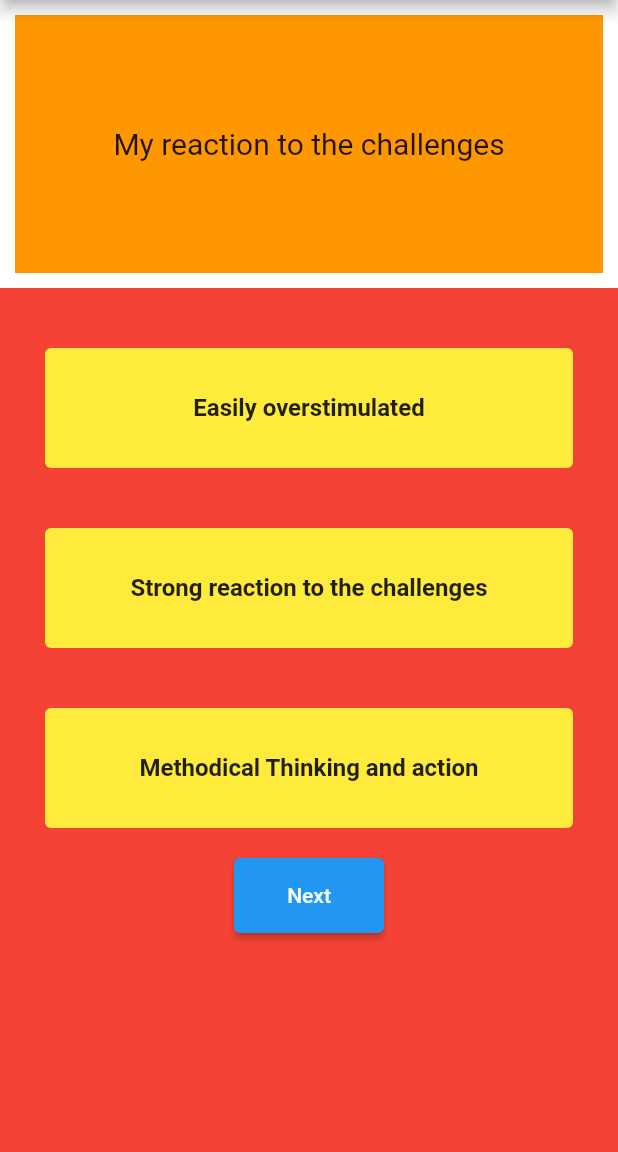
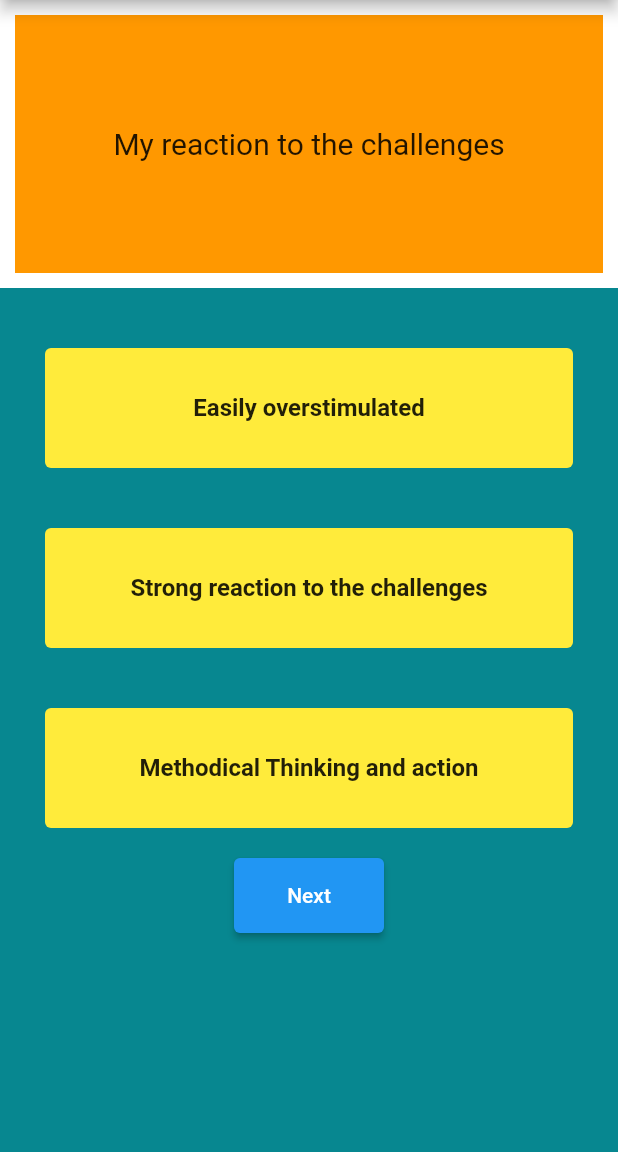
Before and after one commit to suyoscar11/ayurveda_dosha, a Flutter app: the screen it shows after launch, on a phone screen of 412 x 824 dp, the part 84-1236 px from its top. Run offline on Flutter 3.47's test engine with Material 2 defaults, Android fonts, the phone set to English and light mode, and no system bars.

Commit message:
showed client State

```diff
--- a/lib/learning.dart
+++ b/lib/learning.dart
@@ -100,13 +100,13 @@ class _LearningState extends State<Learning> {
           Expanded(
               flex: 3,
               child: Container(
-                color: Colors.red,
+                color: Color.fromARGB(255, 7, 135, 144),
                 child: Column(
                   children: [
                     answer(
                         answerText: answers[a],
                         ifPressed: () {
-                          print('lala');
+                          getColor(Colors.white, Colors.green);
                         }),
                     answer(
                         answerText: answers[b],
@@ -155,7 +155,6 @@ class _LearningState extends State<Learning> {
 class answer extends StatelessWidget {
   final String answerText;
   final Function ifPressed;
-  bool isSelected = true;
 
   answer({required this.answerText, required this.ifPressed});
 
@@ -167,8 +166,7 @@ class answer extends StatelessWidget {
       decoration: BoxDecoration(borderRadius: BorderRadius.circular(20)),
       child: ElevatedButton(
         style: ButtonStyle(
-          backgroundColor: MaterialStateProperty.all(Colors.yellow),
-        ),
+            backgroundColor: MaterialStateProperty.all<Color>(Colors.yellow)),
         onPressed: ifPressed(),
         child: Center(
             child: Padding(
@@ -185,3 +183,14 @@ class answer extends StatelessWidget {
     );
   }
 }
+
+MaterialStateProperty<Color> getColor(Color color, Color colorPressed) {
+  final getColo = (Set<MaterialState> states) {
+    if (states.contains(MaterialState.pressed)) {
+      return colorPressed;
+    } else {
+      return color;
+    }
+  };
+  return MaterialStateProperty.resolveWith(getColo);
+}
--- a/lib/main.dart
+++ b/lib/main.dart
@@ -1,3 +1,4 @@
+import 'package:ayurveda_dosha/elevatedButton.dart';
 import 'package:ayurveda_dosha/homepage.dart';
 import 'package:ayurveda_dosha/learning.dart';
 import 'package:flutter/material.dart';
```
Also changed, not shown: lib/elevatedButton.dart (added, +36 -0 lines).
